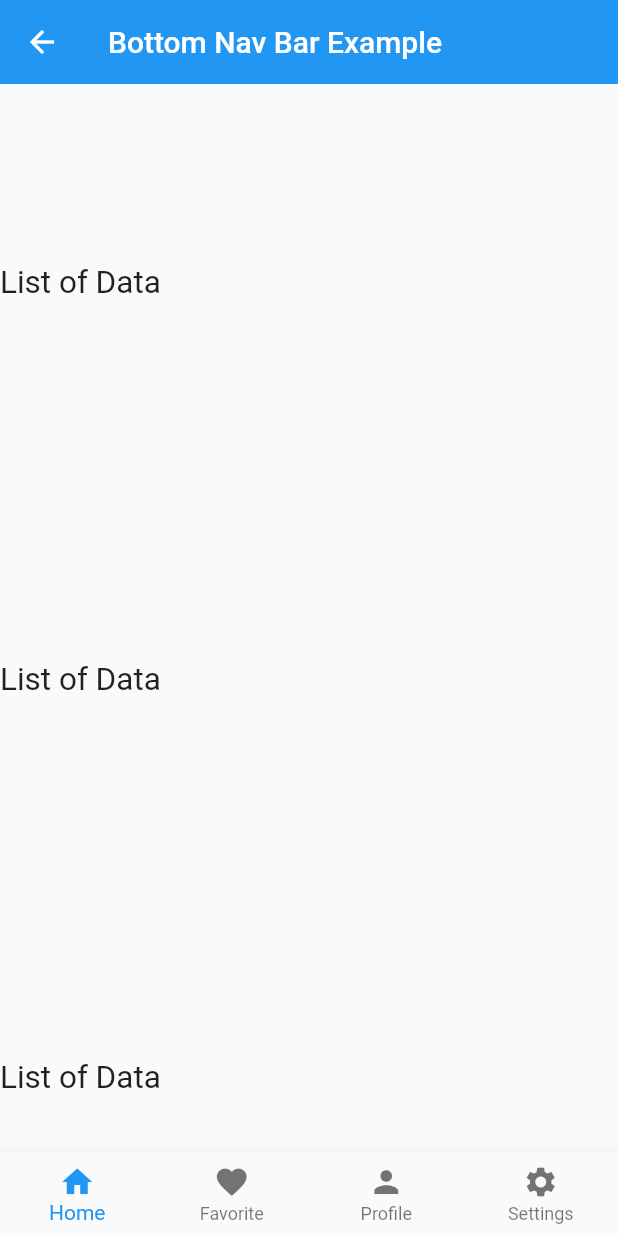
After one commit to olmaton/flutter-ejemplos, a Flutter app: the screen it shows after launch, after a tap on an icon or button, on a phone screen of 412 x 824 dp. The commit adds this screen. Run offline on Flutter 3.47's test engine with Material 2 defaults, Android fonts, the phone set to English and light mode, and no system bars.

Commit message:
Ocultar BOTTOM NAVIGATION BAR cuando se hace scrool hacia abajo
Fuente:
https://inducesmile.com/google-flutter/how-to-hide-bottom-navigation-bar-on-scroll-down-in-flutter/

```diff
--- /dev/null
+++ b/examples/lib/HideBottomNavBar/HideBottomNavBar.dart
@@ -0,0 +1,124 @@
+import 'package:flutter/material.dart';
+import 'package:flutter/rendering.dart';
+
+class HideBottomNavBar extends StatefulWidget {
+  @override
+  HideBottomNavBarState createState() {
+    return new HideBottomNavBarState();
+  }
+}
+
+class HideBottomNavBarState extends State<HideBottomNavBar> {
+  String text = 'Home';
+  ScrollController _scrollController;
+  bool _visible = true;
+
+  @override
+  void initState() {
+    super.initState();
+    _scrollController = ScrollController();
+    _scrollController.addListener(() {
+      if (_scrollController.position.userScrollDirection ==
+          ScrollDirection.reverse) {
+        setState(() => _visible = false);
+      }
+
+      if (_scrollController.position.userScrollDirection ==
+          ScrollDirection.forward) {
+        setState(() => _visible = true);
+      }
+    });
+  }
+
+  _onTap(int index) {
+    switch (index) {
+      case 0:
+        setState(() => text = 'Home');
+        break;
+      case 1:
+        setState(() => text = 'Favorite');
+        break;
+      case 2:
+        setState(() => text = 'Profile');
+        break;
+      case 3:
+        setState(() => text = 'Settings');
+        break;
+      default:
+        setState(() => text = 'Home');
+    }
+  }
+
+  @override
+  Widget build(BuildContext context) {
+    return Scaffold(
+      body: NestedScrollView(
+        headerSliverBuilder: (context, boxScrolled) => [
+              SliverAppBar(
+                title: Text("Bottom Nav Bar Example"),
+                pinned: true,
+                floating: true,
+                snap: false,
+              ),
+            ],
+        body: ListView(
+          controller: _scrollController,
+          children: <Widget>[
+            Padding(
+              padding: const EdgeInsets.symmetric(vertical: 120),
+              child: Text("List of Data", style: TextStyle(fontSize: 21.0)),
+            ),
+            Padding(
+              padding: const EdgeInsets.symmetric(vertical: 120),
+              child: Text("List of Data", style: TextStyle(fontSize: 21.0)),
+            ),
+            Padding(
+              padding: const EdgeInsets.symmetric(vertical: 120),
+              child: Text("List of Data", style: TextStyle(fontSize: 21.0)),
+            ),
+            Padding(
+              padding: const EdgeInsets.symmetric(vertical: 120),
+              child: Text("List of Data", style: TextStyle(fontSize: 21.0)),
+            ),
+            Padding(
+              padding: const EdgeInsets.symmetric(vertical: 120),
+              child: Text("List of Data", style: TextStyle(fontSize: 21.0)),
+            ),
+            Padding(
+              padding: const EdgeInsets.symmetric(vertical: 120),
+              child: Text("List of Data", style: TextStyle(fontSize: 21.0)),
+            ),
+            Padding(
+              padding: const EdgeInsets.symmetric(vertical: 120),
+              child: Text("List of Data", style: TextStyle(fontSize: 21.0)),
+            ),
+          ],
+        ),
+      ),
+      bottomNavigationBar: !_visible
+          ? SizedBox()
+          : BottomNavigationBar(
+              type: BottomNavigationBarType.fixed,
+              items: <BottomNavigationBarItem>[
+                BottomNavigationBarItem(
+                  icon: Icon(Icons.home),
+                  title: Text("Home"),
+                ),
+                BottomNavigationBarItem(
+                  icon: Icon(Icons.favorite),
+                  title: Text("Favorite"),
+                ),
+                BottomNavigationBarItem(
+                  icon: Icon(Icons.person),
+                  title: Text("Profile"),
+                ),
+                BottomNavigationBarItem(
+                  icon: Icon(Icons.settings),
+                  title: Text("Settings"),
+                ),
+              ],
+              onTap: _onTap,
+            ),
+    );
+  }
+}
--- a/examples/lib/MyHomePage.dart
+++ b/examples/lib/MyHomePage.dart
@@ -1,5 +1,7 @@
+import 'package:examples/HideBottomNavBar/HideBottomNavBar.dart';
 import 'package:examples/select-multiple/SelectMultiple.dart';
 import 'package:flutter/material.dart';
+
 class MyHomePage extends StatefulWidget {
   MyHomePage({Key key, this.title}) : super(key: key);
   final String title;
@@ -9,8 +11,6 @@ class MyHomePage extends StatefulWidget {
 }
 
 class _MyHomePageState extends State<MyHomePage> {
-
-
   @override
   Widget build(BuildContext context) {
     return Scaffold(
@@ -30,10 +30,21 @@ class _MyHomePageState extends State<MyHomePage> {
                           builder: (context) => SelectMultiple(),
                         ));
                   },
-            child: const Text('Listview con select multiple', style: TextStyle(fontSize: 20)))
+                  child: const Text('Listview con select multiple',
+                      style: TextStyle(fontSize: 20))),
+                      RaisedButton(
+                  onPressed: () {
+                    Navigator.push(
+                        context,
+                        MaterialPageRoute(
+                          builder: (context) => HideBottomNavBar(),
+                        ));
+                  },
+                  child: const Text('Ocultar BOTTOM NAVIGATION BAR on Scroll Down',
+                      style: TextStyle(fontSize: 20)))
             ],
           ),
-      )// This trailing comma makes auto-formatting nicer for build methods.
+        ) // This trailing comma makes auto-formatting nicer for build methods.
         );
   }
 }
--- a/examples/lib/select-multiple/SelectMultiple.dart
+++ b/examples/lib/select-multiple/SelectMultiple.dart
@@ -1,4 +1,3 @@
-
 import 'package:flutter/material.dart';
 
 class SelectMultiple extends StatefulWidget {
```
Lines whose indentation alone changed are shown as unchanged.
